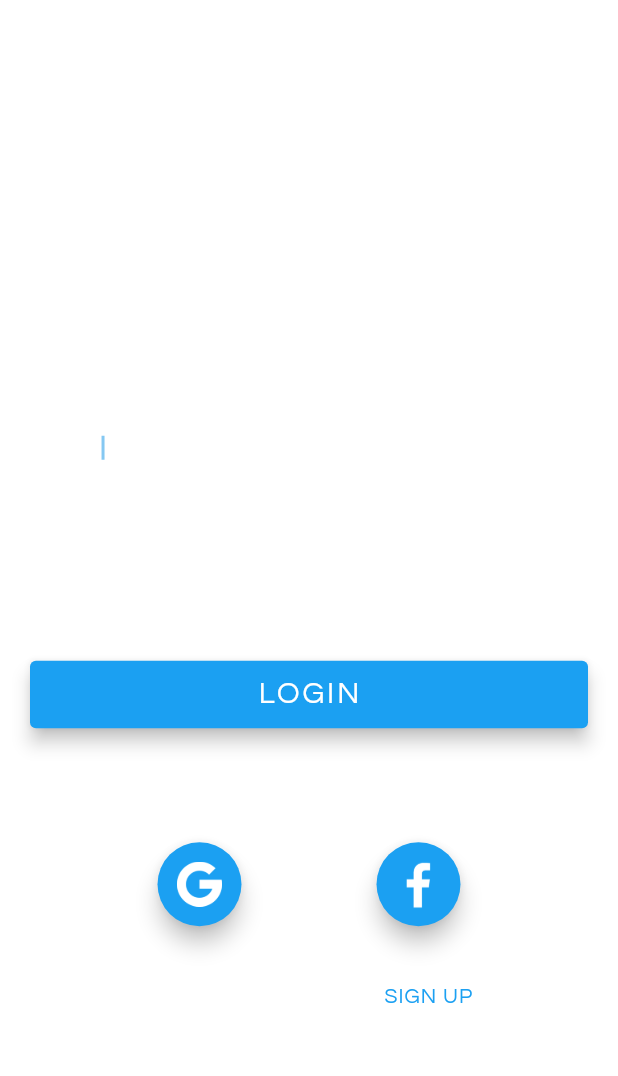
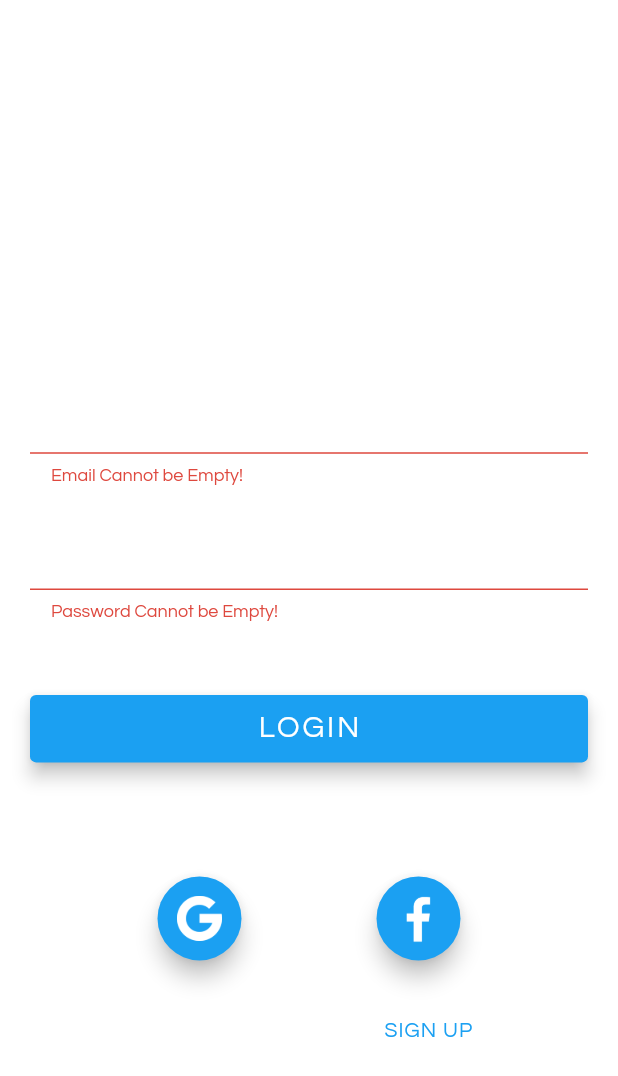
Before and after one commit to Achintha444/Sieve, a Flutter app: the LoginScreenWidget widget shown alone on an empty page, opened directly, after a tap on "LOGIN", on a phone screen of 412 x 824 dp. Shown: the top 1076 px of the screen. Run offline on Flutter 3.47's test engine with Material 2 defaults, Android fonts, the phone set to English and light mode, and no system bars; our stand-ins replace bloc, dartz, data_connection_checker, equatable, flutter_bloc, get_it.

Commit message:
login_screen_widget is done

```diff
--- a/lib/features/login_screen/presentation/pages/login_screen.dart
+++ b/lib/features/login_screen/presentation/pages/login_screen.dart
@@ -10,10 +10,10 @@ class LoginScreen extends StatelessWidget {
   @override
   Widget build(BuildContext context) {
     return Scaffold(
-      appBar: AppBar(
-        elevation: 0,
-        backgroundColor: Theme.of(context).accentColor,
-      ),
+      // appBar: AppBar(
+      //   elevation: 0,
+      //   backgroundColor: Theme.of(context).accentColor,
+      // ),
       body: SingleChildScrollView(
         child: _buildBody(context),
       ),
--- a/lib/features/login_screen/presentation/widgets/login_screen_widget.dart
+++ b/lib/features/login_screen/presentation/widgets/login_screen_widget.dart
@@ -2,8 +2,20 @@ import 'package:flutter/material.dart';
 import 'package:flutter_bloc/flutter_bloc.dart';
 
 import '../bloc/login_screen_bloc.dart';
+import '../../../../core/util/input_converter.dart';
 
-class LoginScreenWidget extends StatelessWidget {
+class LoginScreenWidget extends StatefulWidget {
+  @override
+  _LoginScreenWidgetState createState() => _LoginScreenWidgetState();
+}
+
+class _LoginScreenWidgetState extends State<LoginScreenWidget> {
+  final InputConverter _inputConverter = new InputConverter();
+  final _formKey = GlobalKey<FormState>();
+  String _email;
+  String _password;
+
+
   @override
   Widget build(BuildContext context) {
     return Container(
@@ -31,24 +43,34 @@ class LoginScreenWidget extends StatelessWidget {
                 bottom: 30,
               ),
             ),
-            //* TextFields
+            //* TextFormFields
             //email
+            Form(
+              key: _formKey,
+              child: Column(
+                children: <Widget>[
                   Padding(
                     padding: const EdgeInsets.only(
                       left: 20.0,
                       right: 20,
                     ),
-              child: TextField(
-                autofocus: true,
+                    child: TextFormField(
                       keyboardType: TextInputType.emailAddress,
                       style: TextStyle(
                         color: Colors.white,
                         letterSpacing: 1,
+                        fontSize: 20,
                       ),
-                decoration: _loginScreenInputDecoration('Email', Icons.email),
+                      validator: (value) {
+                        return _emailValidator(value);
+                      },
+                      onChanged: (value) {
+                        this._email = value;
+                      },
+                      decoration:
+                          _loginScreenInputDecoration('Email', Icons.email),
                     ),
                   ),
-            //password
                   Padding(
                     padding: const EdgeInsets.only(
                       left: 20.0,
@@ -56,18 +78,24 @@ class LoginScreenWidget extends StatelessWidget {
                       top: 20,
                       bottom: 50,
                     ),
-              child: TextField(
+                    child: TextFormField(
                       keyboardType: TextInputType.visiblePassword,
                       obscureText: true,
                       style: TextStyle(
                         color: Colors.white,
                         letterSpacing: 1,
+                        fontSize: 20,
                       ),
-                decoration: _loginScreenInputDecoration('Password', Icons.lock),
+                      validator: (value) {
+                        return _passwordValidator(value);
+                      },
+                      onChanged: (value) {
+                        this._password = value;
+                      },
+                      decoration:
+                          _loginScreenInputDecoration('Password', Icons.lock),
                     ),
                   ),
-
-            //* Login Button
                   Row(
                     children: <Widget>[
                       Padding(
@@ -104,6 +132,13 @@ class LoginScreenWidget extends StatelessWidget {
                       ),
                     ],
                   ),
+                ],
+              ),
+            ),
+            //password
+
+            //* Login Button
+
             Padding(
               padding: EdgeInsets.only(
                 top: 20,
@@ -253,10 +288,38 @@ class LoginScreenWidget extends StatelessWidget {
     );
   }
 
+  String _passwordValidator(String password) {
+    if (password.isEmpty) {
+      return 'Password Cannot be Empty!';
+    } else {
+      if (!(_inputConverter.checkPassword(password))) {
+        return 'Invalid Password!';
+      }
+      return null;
+    }
+  }
+
+  String _emailValidator(String email) {
+    if (email.isEmpty) {
+      return 'Email Cannot be Empty!';
+    } else {
+      if (!(_inputConverter.checkEmail(email))) {
+        return 'Invalid Email!';
+      }
+      return null;
+    }
+  }
+
   void _loginFunction(BuildContext context) {
+    if (_formKey.currentState.validate()) {
+      // If the form is valid, display a Snackbar.
       BlocProvider.of<LoginScreenBloc>(context).dispatch(
-      GetFacebookLoginEvent(),
+        GetLoginEvent(
+          email: _email,
+          password: _password,
+        ),
       );
+    }
   }
 
   InputDecoration _loginScreenInputDecoration(String labelText, IconData icon) {
@@ -279,6 +342,16 @@ class LoginScreenWidget extends StatelessWidget {
       labelStyle: TextStyle(
         color: Colors.white,
         letterSpacing: 2,
+        fontSize: 13,
+      ),
+      // errorBorder: OutlineInputBorder(
+      //   borderRadius: BorderRadius.circular(4.0),
+      // ),
+      focusedErrorBorder: OutlineInputBorder(
+        borderSide: BorderSide(
+          color: Theme.of(context).errorColor,
+        ),
+        borderRadius: BorderRadius.circular(4.0),
       ),
     );
   }
```
Lines whose indentation alone changed are shown as unchanged.
